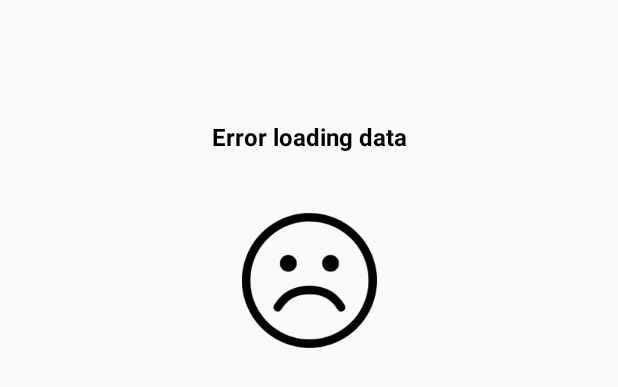
After one commit to erlanamanatov/BarKabar, an Android app: the layout error_layout.xml on its own in the app's theme, with its tools: preview values and no code run, on a phone screen of 412 x 824 dp. The commit adds this screen. Shown: the top 387 px of the screen. Run offline under Robolectric (Android 15) with nearby library versions, the phone set to English and light mode, and no system bars.

Commit message:
Create layout for error message

```diff
--- /dev/null
+++ b/app/src/main/res/layout/error_layout.xml
@@ -0,0 +1,35 @@
+<?xml version="1.0" encoding="utf-8"?>
+<android.support.constraint.ConstraintLayout
+    xmlns:android="http://schemas.android.com/apk/res/android"
+    xmlns:app="http://schemas.android.com/apk/res-auto"
+    xmlns:tools="http://schemas.android.com/tools"
+    android:layout_width="match_parent"
+    android:layout_height="match_parent">
+
+  <TextView
+      android:id="@+id/error_text"
+      android:layout_width="wrap_content"
+      android:layout_height="wrap_content"
+      android:layout_marginEnd="8dp"
+      android:layout_marginStart="8dp"
+      android:layout_marginTop="80dp"
+      android:text="@string/error_loading_data"
+      android:textColor="@color/colorBlack"
+      android:textSize="@dimen/title_text_size"
+      android:textStyle="bold"
+      app:layout_constraintEnd_toEndOf="parent"
+      app:layout_constraintStart_toStartOf="parent"
+      app:layout_constraintTop_toTopOf="parent"/>
+
+  <ImageView
+      android:id="@+id/error_img"
+      android:layout_width="@dimen/error_img_size"
+      android:layout_height="@dimen/error_img_size"
+      android:layout_marginEnd="8dp"
+      android:layout_marginStart="8dp"
+      android:layout_marginTop="40dp"
+      app:layout_constraintEnd_toEndOf="parent"
+      app:layout_constraintStart_toStartOf="parent"
+      app:layout_constraintTop_toBottomOf="@+id/error_text"
+      app:srcCompat="@drawable/error"/>
+</android.support.constraint.ConstraintLayout>
--- a/app/src/main/res/values/dimens.xml
+++ b/app/src/main/res/values/dimens.xml
@@ -11,4 +11,5 @@
   <dimen name="nav_header_height">176dp</dimen>
   <dimen name="fab_margin">16dp</dimen>
   <dimen name="currency_title">18sp</dimen>
+  <dimen name="error_img_size">90dp</dimen>
 </resources>
--- a/app/src/main/res/values/strings.xml
+++ b/app/src/main/res/values/strings.xml
@@ -19,4 +19,5 @@
   <string name="eur" translatable="false">EUR</string>
   <string name="kzt" translatable="false">KZT</string>
   <string name="rub" translatable="false">RUB</string>
+  <string name="error_loading_data">Error loading data</string>
 </resources>
```
Also changed, not shown: app/src/main/res/drawable/error.png (added).
